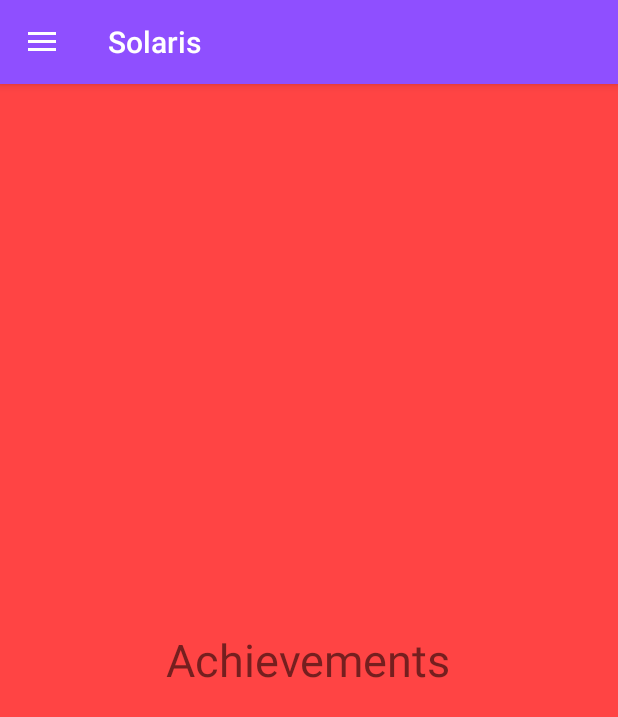
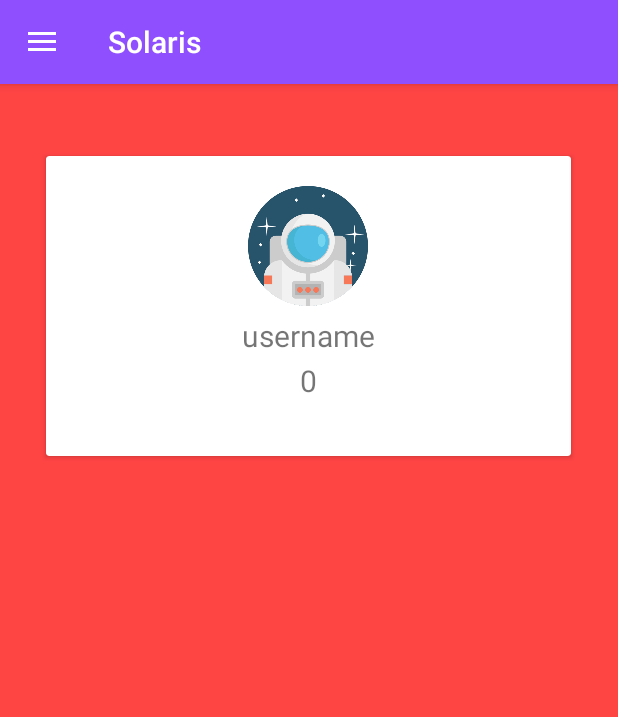
Before and after one commit to Sashagerasimov/3634-Assignement, an Android app: the fragment AchievementsFragment placed in its activity, on a phone screen of 412 x 824 dp. Shown: the top 717 px of the screen. Run offline under Robolectric (Android 15) with nearby library versions, the phone set to English and light mode, and no system bars; our stand-ins replace Room's generated code, Volley; network calls fail.

Commit message:
user info in achievements

```diff
--- a/app/src/main/java/com/example/a3634_assigment/Activities/QuizActivity.java
+++ b/app/src/main/java/com/example/a3634_assigment/Activities/QuizActivity.java
@@ -145,7 +145,7 @@ public class QuizActivity extends AppCompatActivity {
             correctCount++;
             currentScore.setVisibility(View.VISIBLE);
             currentScore.setText(String.valueOf(score));
-            SessionInfo.mUserDatabase.userDao().updateScore(score, SessionInfo.currentUser.getUsername());
+
             //refreshQuestion();
             //display the increased score
         }
@@ -196,6 +196,7 @@ public class QuizActivity extends AppCompatActivity {
     private void finishQuiz() {
         correctScore.setVisibility(View.VISIBLE);
         correctScore.setText("Your Score: " + correctCount + " / 8 ");
+        SessionInfo.mUserDatabase.userDao().updateScore(score, SessionInfo.currentUser.getUsername());
         mark.setOnClickListener(new View.OnClickListener() {
             @Override
             public void onClick(View v) {
--- a/app/src/main/java/com/example/a3634_assigment/Activities/RegisterActivity.java
+++ b/app/src/main/java/com/example/a3634_assigment/Activities/RegisterActivity.java
@@ -9,6 +9,7 @@ import android.os.Bundle;
 import android.view.View;
 import android.widget.Button;
 import android.widget.TextView;
+import android.widget.Toast;
 
 import com.example.a3634_assigment.Models.User;
 import com.example.a3634_assigment.Database.SessionInfo;
@@ -40,16 +41,26 @@ public class RegisterActivity extends AppCompatActivity {
         Intent intent = new Intent(RegisterActivity.this, AvatarActivity.class);
         intent.putExtra(NEW_USERNAME, newUsername.getText().toString());
         intent.putExtra(NEW_PASSWORD, newPassword.getText().toString());
-        if (intent != null) {
+        if (newUsername.getText().toString().equals("")) {
+            // Missing Username Field
+            Toast.makeText(getApplicationContext(), "Username field empty!", Toast.LENGTH_SHORT).show();
+        } else if (newPassword.getText().toString().equals("")) {
+            // Missing Password Field
+            Toast.makeText(getApplicationContext(), "Password Field empty!", Toast.LENGTH_SHORT).show();
+            if (intent != null) {
+                startActivity(intent);
+            } else {
+                System.out.println("hello");
+            }
+        }
+/*
+        //ignoring register
+        public void ignoreRegister (View view){
+            Intent intent2 = new Intent(RegisterActivity.this, DashboardActivity.class);
             startActivity(intent);
-        } else {
-            System.out.println("hello");
         }
     }
 
-    //ignoring register
-    public void ignoreRegister(View view) {
-        Intent intent = new Intent(RegisterActivity.this, DashboardActivity.class);
-        startActivity(intent);
+ */
     }
 }
--- a/app/src/main/java/com/example/a3634_assigment/Fragments/AchievementsFragment.java
+++ b/app/src/main/java/com/example/a3634_assigment/Fragments/AchievementsFragment.java
@@ -4,16 +4,35 @@ import android.os.Bundle;
 import android.view.LayoutInflater;
 import android.view.View;
 import android.view.ViewGroup;
+import android.widget.ImageView;
+import android.widget.TextView;
 
 import androidx.annotation.Nullable;
 import androidx.fragment.app.Fragment;
 
+import com.example.a3634_assigment.Database.SessionInfo;
+import com.example.a3634_assigment.Models.Images;
 import com.example.a3634_assigment.R;
 
 public class AchievementsFragment extends Fragment {
+
+    private TextView usernameTextView;
+    private TextView scoreTextView;
+    private ImageView avatarImage;
+
+
     @Nullable
     @Override
     public View onCreateView(LayoutInflater inflater, @Nullable ViewGroup container, @Nullable Bundle savedInstanceState) {
-        return inflater.inflate(R.layout.fragment_achievements, container, false);
+        View view =  inflater.inflate(R.layout.fragment_achievements, container, false);
+
+        usernameTextView = view.findViewById(R.id.username);
+        scoreTextView = view.findViewById(R.id.userScore);
+        avatarImage = view.findViewById(R.id.userAvatar);
+        usernameTextView.setText(SessionInfo.currentUser.getUsername());
+        scoreTextView.setText(String.valueOf(SessionInfo.currentUser.getScore()));
+        avatarImage.setImageResource(Images.avatars[SessionInfo.currentUser.getAvatar()]);
+
+    return view;
     }
 }
--- a/app/src/main/res/layout/fragment_achievements.xml
+++ b/app/src/main/res/layout/fragment_achievements.xml
@@ -1,14 +1,48 @@
 <?xml version="1.0" encoding="utf-8"?>
-<RelativeLayout xmlns:android="http://schemas.android.com/apk/res/android"
+<androidx.constraintlayout.widget.ConstraintLayout xmlns:android="http://schemas.android.com/apk/res/android"
+    xmlns:app="http://schemas.android.com/apk/res-auto"
+    xmlns:tools="http://schemas.android.com/tools"
     android:layout_width="match_parent"
     android:layout_height="match_parent"
-    android:background="@android:color/holo_red_light">
+    android:background="@android:color/holo_red_light"
+    android:orientation="vertical">
 
-    <TextView
-        android:layout_width="wrap_content"
-        android:layout_height="wrap_content"
-        android:layout_centerInParent="true"
-        android:text="Achievements"
-        android:textSize="30sp" />
+    <androidx.cardview.widget.CardView
+        android:layout_width="350dp"
+        android:layout_height="200dp"
+        android:layout_marginTop="48dp"
+        android:gravity="center"
+        app:layout_constraintEnd_toEndOf="parent"
+        app:layout_constraintHorizontal_bias="0.491"
+        app:layout_constraintStart_toStartOf="parent"
+        app:layout_constraintTop_toTopOf="parent">
 
-</RelativeLayout>
+        <ImageView
+            android:id="@+id/userAvatar"
+            android:layout_width="80dp"
+            android:layout_height="80dp"
+            android:layout_margin="20dp"
+            android:layout_gravity="center_horizontal"
+        />
+
+        <TextView
+            android:id="@+id/username"
+            android:layout_width="wrap_content"
+            android:layout_height="wrap_content"
+            android:layout_gravity="center"
+            android:layout_marginTop="20dp"
+            android:text="username"
+            android:textSize="20dp"
+            app:layout_constraintTop_toBottomOf="@+id/userAvatar"></TextView>
+
+        <TextView
+            android:id="@+id/userScore"
+            android:layout_width="wrap_content"
+            android:layout_height="wrap_content"
+            android:layout_gravity="center"
+            android:layout_marginTop="50dp"
+            android:text="score"
+            android:textSize="20dp"
+            app:layout_constraintTop_toBottomOf="@+id/userAvatar"></TextView>
+    </androidx.cardview.widget.CardView>
+</androidx.constraintlayout.widget.ConstraintLayout>
```
